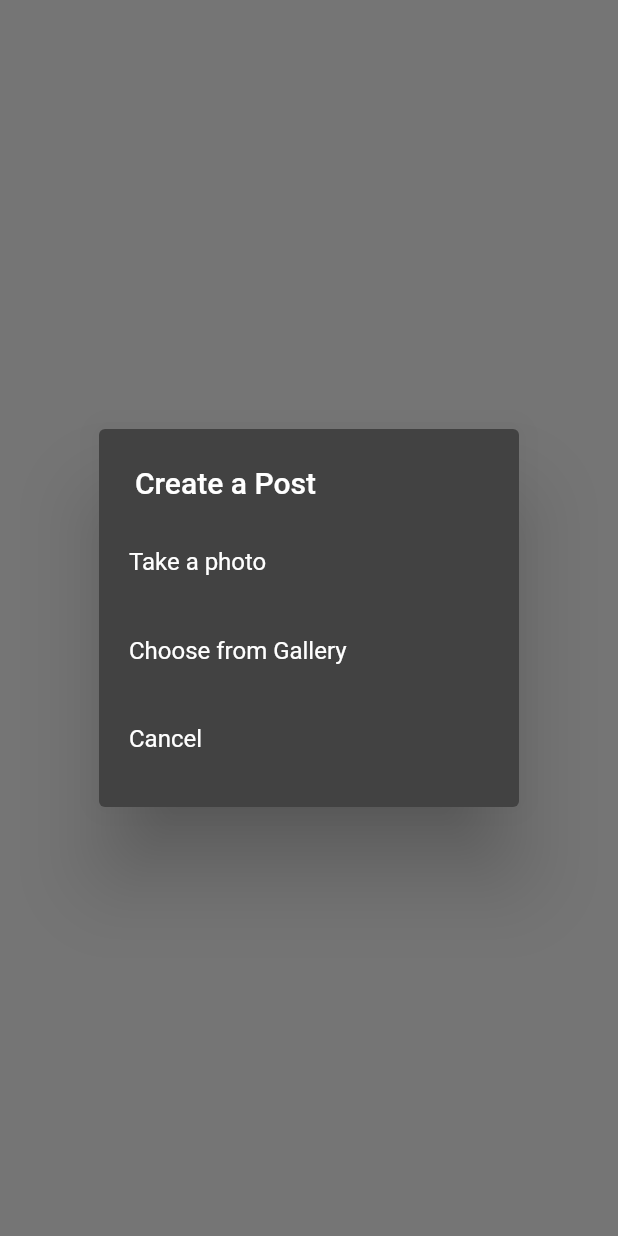
After one commit to NicolasSebastianEstigarribia/Flutter-InstagramClone, a Flutter app: the AddPostScreen screen opened directly, after a tap on the "upload" icon, on a phone screen of 412 x 824 dp. The commit adds this screen. Run offline on Flutter 3.47's test engine with Material 2 defaults, Android fonts, the phone set to English and light mode, and no system bars; our stand-ins replace cloud_firestore, firebase_auth, firebase_core, firebase_storage, flutter_svg, image_picker; accounts and stored records are empty; statements that could not run were skipped.

Commit message:
Agregar posteo

```diff
--- /dev/null
+++ b/lib/screens/add_post.dart
@@ -0,0 +1,206 @@
+// ignore_for_file: use_build_context_synchronously
+
+import 'dart:typed_data';
+
+import 'package:flutter/material.dart';
+import 'package:image_picker/image_picker.dart';
+import 'package:instagram_clone/providers/user.dart';
+import 'package:instagram_clone/utils/colors.dart';
+import 'package:instagram_clone/utils/utils.dart';
+import 'package:provider/provider.dart';
+
+class AddPostScreen extends StatefulWidget {
+  const AddPostScreen({Key? key}) : super(key: key);
+
+  @override
+  _AddPostScreenState createState() => _AddPostScreenState();
+}
+
+class _AddPostScreenState extends State<AddPostScreen> {
+  Uint8List? _file;
+  bool isLoading = false;
+  final TextEditingController _descriptionController = TextEditingController();
+
+  _selectImage(BuildContext parentContext) async {
+    return showDialog(
+      context: parentContext,
+      builder: (BuildContext context) {
+        return SimpleDialog(
+          title: const Text('Create a Post'),
+          children: <Widget>[
+            SimpleDialogOption(
+                padding: const EdgeInsets.all(20),
+                child: const Text('Take a photo'),
+                onPressed: () async {
+                  Navigator.pop(context);
+                  Uint8List file = await pickImage(ImageSource.camera);
+                  setState(() {
+                    _file = file;
+                  });
+                }),
+            SimpleDialogOption(
+                padding: const EdgeInsets.all(20),
+                child: const Text('Choose from Gallery'),
+                onPressed: () async {
+                  Navigator.of(context).pop();
+                  Uint8List file = await pickImage(ImageSource.gallery);
+                  setState(() {
+                    _file = file;
+                  });
+                }),
+            SimpleDialogOption(
+              padding: const EdgeInsets.all(20),
+              child: const Text("Cancel"),
+              onPressed: () {
+                Navigator.pop(context);
+              },
+            )
+          ],
+        );
+      },
+    );
+  }
+
+  void postImage(String uid, String username, String profImage) async {
+    setState(() {
+      isLoading = true;
+    });
+
+    try {
+      // upload to storage and db
+      String res = await FireStoreMethods().uploadPost(
+        _descriptionController.text,
+        _file!,
+        uid,
+        username,
+        profImage,
+      );
+      if (res == "success") {
+        setState(() {
+          isLoading = false;
+        });
+        mostrarSnackBar(
+          context,
+          mensaje: 'Posteado!'
+        );
+        clearImage();
+      } else {
+        mostrarSnackBar(
+          context,
+          mensaje: res
+        );
+
+      }
+    } catch (err) {
+      setState(() {
+        isLoading = false;
+      });
+       mostrarSnackBar(
+          context,
+          mensaje: err.toString(),
+        );
+    }
+  }
+
+  void clearImage() {
+    setState(() {
+      _file = null;
+    });
+  }
+
+  @override
+  void dispose() {
+    super.dispose();
+    _descriptionController.dispose();
+  }
+
+  @override
+  Widget build(BuildContext context) {
+    final UserProvider userProvider = Provider.of<UserProvider>(context);
+
+    return _file == null
+        ? Center(
+            child: IconButton(
+              icon: const Icon(
+                Icons.upload,
+              ),
+              onPressed: () => _selectImage(context),
+            ),
+          )
+        : Scaffold(
+            appBar: AppBar(
+              backgroundColor: mobileBackgroundColor,
+              leading: IconButton(
+                icon: const Icon(Icons.arrow_back),
+                onPressed: clearImage,
+              ),
+              title: const Text(
+                'Post to',
+              ),
+              centerTitle: false,
+              actions: <Widget>[
+                TextButton(
+                  onPressed: () => postImage(
+                    userProvider.getUser.uid,
+                    userProvider.getUser.username,
+                    userProvider.getUser.photoUrl,
+                  ),
+                  child: const Text(
+                    "Post",
+                    style: TextStyle(
+                        color: Colors.blueAccent,
+                        fontWeight: FontWeight.bold,
+                        fontSize: 16.0),
+                  ),
+                )
+              ],
+            ),
+            // POST FORM
+            body: Column(
+              children: <Widget>[
+                isLoading
+                    ? const LinearProgressIndicator()
+                    : const Padding(padding: EdgeInsets.only(top: 0.0)),
+                const Divider(),
+                Row(
+                  mainAxisAlignment: MainAxisAlignment.spaceAround,
+                  crossAxisAlignment: CrossAxisAlignment.start,
+                  children: <Widget>[
+                    CircleAvatar(
+                      backgroundImage: NetworkImage(
+                        userProvider.getUser.photoUrl,
+                      ),
+                    ),
+                    SizedBox(
+                      width: MediaQuery.of(context).size.width * 0.3,
+                      child: TextField(
+                        controller: _descriptionController,
+                        decoration: const InputDecoration(
+                            hintText: "Write a caption...",
+                            border: InputBorder.none),
+                        maxLines: 8,
+                      ),
+                    ),
+                    SizedBox(
+                      height: 45.0,
+                      width: 45.0,
+                      child: AspectRatio(
+                        aspectRatio: 487 / 451,
+                        child: Container(
+                          decoration: BoxDecoration(
+                              image: DecorationImage(
+                            fit: BoxFit.fill,
+                            alignment: FractionalOffset.topCenter,
+                            image: MemoryImage(_file!),
+                          )),
+                        ),
+                      ),
+                    ),
+                  ],
+                ),
+                const Divider(),
+              ],
+            ),
+          );
+  }
+}
--- a/lib/screens/register.dart
+++ b/lib/screens/register.dart
@@ -176,7 +176,7 @@ class _RegisterPageState extends State<RegisterPage> {
   }
 
   selectImage() async {
-    Uint8List im = await pickImage(context, ImageSource.camera);
+    Uint8List im = await pickImage(ImageSource.camera);
     // establece el estado porque necesitamos mostrar la imagen que seleccionamos en el avatar del círculo
     setState(() => _image = im);
   }
--- a/lib/utils/utils.dart
+++ b/lib/utils/utils.dart
@@ -1,7 +1,7 @@
 import 'package:flutter/material.dart';
 import 'package:image_picker/image_picker.dart';
 
-pickImage(BuildContext context, ImageSource source) async {
+pickImage(ImageSource source) async {
   final ImagePicker imagePicker = ImagePicker();
   XFile? file = await imagePicker.pickImage(source: source);
   if (file != null) {
```
